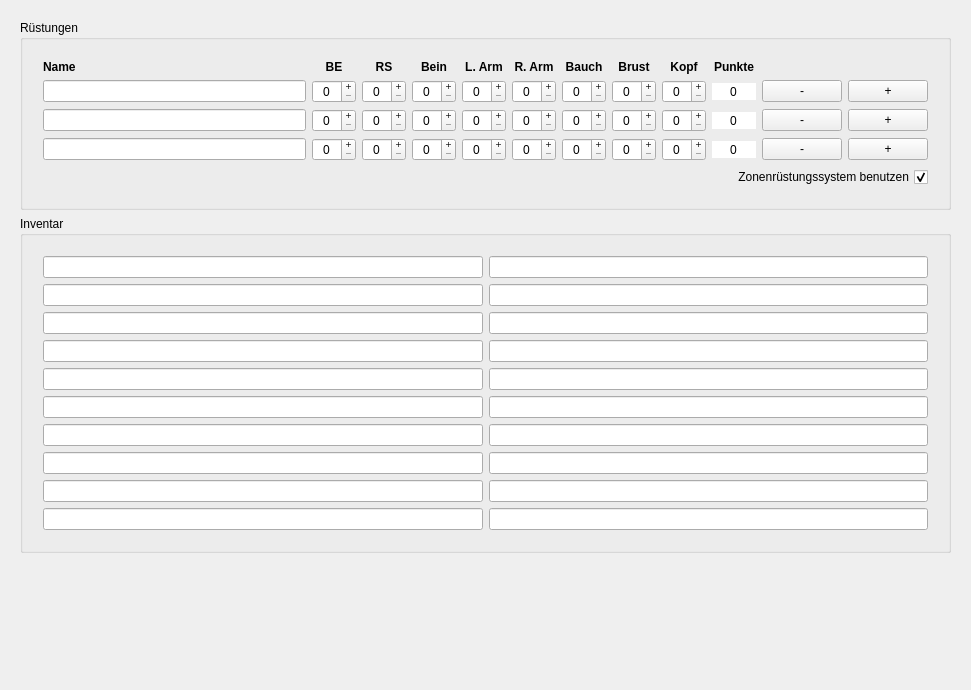
This is designer/CharakterInventar.ui in Aeolitus/Sephrasto as Qt 5 draws it before an edit. The edited form follows.
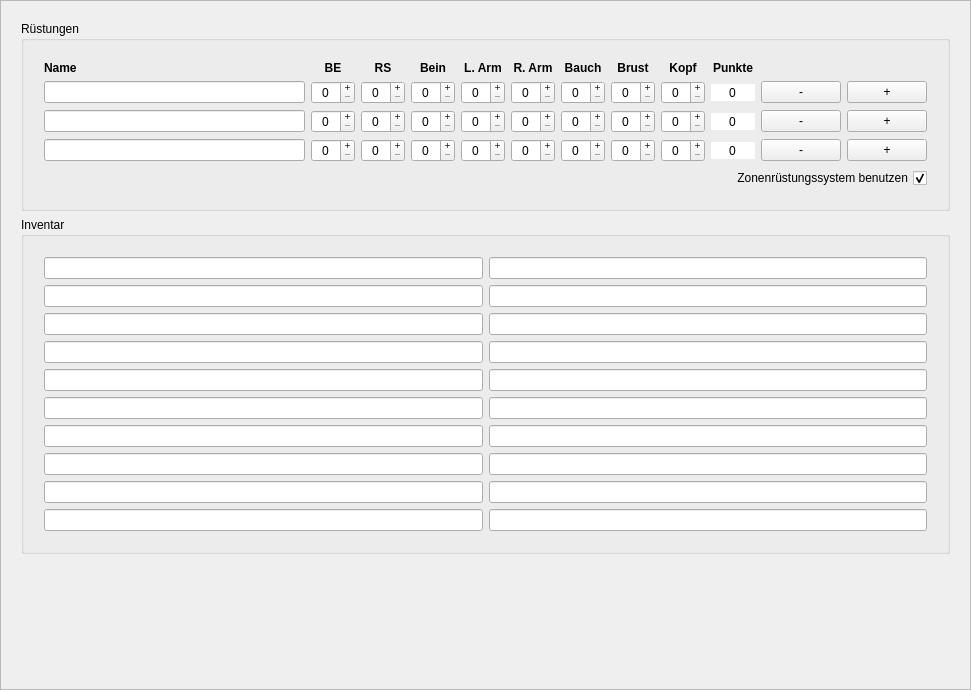
This is the edited form.

Commit message: Greatly improve character editor window resize behaviour by adding scroll areas to individual tabs instead of one scrollarea for the entire tab widget. The window can now be resized much smaller than before and will only show scrollbars on tabs that need it.

What changed in the file:
```diff
--- a/designer/CharakterInventar.ui
+++ b/designer/CharakterInventar.ui
@@ -21,6 +21,36 @@
   </property>
   <layout class="QVBoxLayout" name="verticalLayout">
    <property name="leftMargin">
+    <number>0</number>
+   </property>
+   <property name="topMargin">
+    <number>0</number>
+   </property>
+   <property name="rightMargin">
+    <number>0</number>
+   </property>
+   <property name="bottomMargin">
+    <number>0</number>
+   </property>
+   <item>
+    <widget class="QScrollArea" name="scrollArea">
+     <property name="widgetResizable">
+      <bool>true</bool>
+     </property>
+     <property name="class" stdset="0">
+      <string>transparent</string>
+     </property>
+     <widget class="QWidget" name="scrollAreaWidgetContents">
+      <property name="geometry">
+       <rect>
+        <x>0</x>
+        <y>0</y>
+        <width>952</width>
+        <height>690</height>
+       </rect>
+      </property>
+      <layout class="QVBoxLayout" name="verticalLayout_2">
+       <property name="leftMargin">
     <number>20</number>
    </property>
    <property name="topMargin">
@@ -1085,10 +1115,14 @@
      <property name="sizeHint" stdset="0">
       <size>
        <width>20</width>
-       <height>40</height>
+           <height>0</height>
       </size>
      </property>
     </spacer>
+       </item>
+      </layout>
+     </widget>
+    </widget>
    </item>
   </layout>
  </widget>
```
Lines whose indentation alone changed are shown as unchanged. The commit also changes 14 other files.
